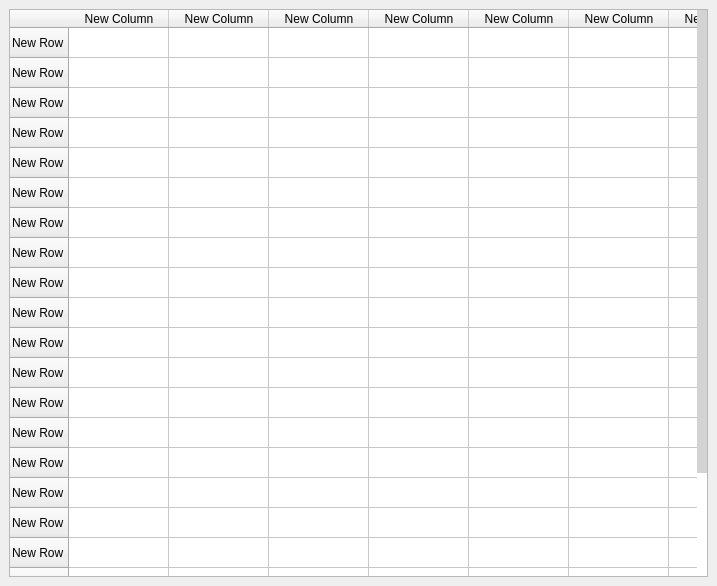
DORSA-co/MSC_Conveyor, file UIFiles/untitled.ui: the form before one commit.
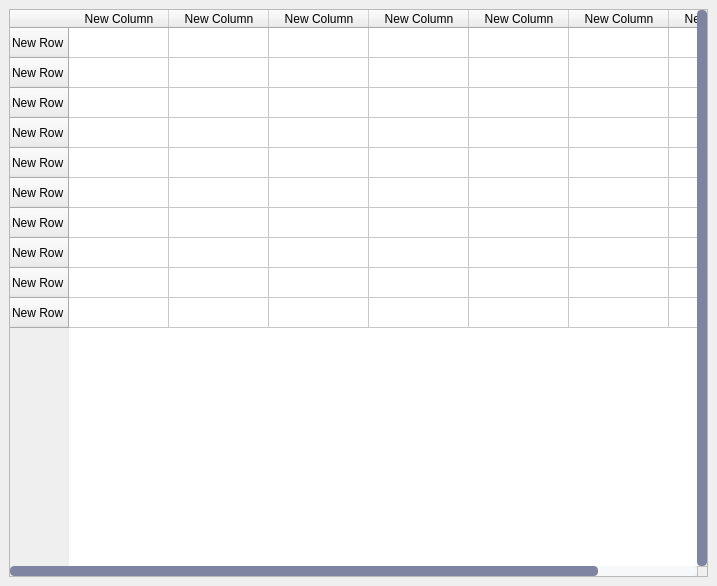
The form after the commit.

Commit message: design report page ui

```diff
--- a/UIFiles/untitled.ui
+++ b/UIFiles/untitled.ui
@@ -21,32 +21,85 @@
     <item>
      <widget class="QTableWidget" name="tableWidget">
       <property name="styleSheet">
-       <string notr="true">QScrollBar{ 
-   background: #ffffff;
-   width: 10px;
-   margin: 0px 0px 0px 0px;
+       <string notr="true">QScrollBar:vertical {
+    border: none;
+    background: #F7F8FA;
+    width: 10px;
+    border-radius: 4px;
 }
 
 QScrollBar::handle:vertical {
-    background: #d3d3d3;
-    min-height: 5px;
-	max-height: 5px;
+    background: #7E84A2;
+    min-height: 20px;
+    border-radius: 4px;
 }
 
 QScrollBar::add-line:vertical {
-    background: none;
-    height: 0px;
+    border: none;
+    background: #F7F8FA;
+    height: 20px;
     subcontrol-position: bottom;
     subcontrol-origin: margin;
 }
 
 QScrollBar::sub-line:vertical {
-    background: none;
-    height: 0px;
+    border: none;
+    background: #F7F8FA;
+    height: 20px;
     subcontrol-position: top;
     subcontrol-origin: margin;
 }
 
+QScrollBar::up-arrow:vertical, QScrollBar::down-arrow:vertical {
+    border: none;
+    width: 3px;
+    height: 3px;
+    background: transparent;
+}
+
+QScrollBar::add-page:vertical, QScrollBar::sub-page:vertical {
+    background: none;
+}
+
+QScrollBar:horizontal {
+    border: none;
+    background: #F7F8FA;
+    height: 10px;
+    border-radius: 4px;
+}
+
+QScrollBar::handle:horizontal {
+    background: #7E84A2;
+    min-width: 20px;
+    border-radius: 4px;
+}
+
+QScrollBar::add-line:horizontal {
+    border: none;
+    background: #F7F8FA;
+    width: 20px;
+    subcontrol-position: right;
+    subcontrol-origin: margin;
+}
+
+QScrollBar::sub-line:horizontal {
+    border: none;
+    background: #F7F8FA;
+    width: 20px;
+    subcontrol-position: left;
+    subcontrol-origin: margin;
+}
+
+QScrollBar::left-arrow:horizontal, QScrollBar::right-arrow:horizontal {
+    border: none;
+    width: 3px;
+    height: 3px;
+    background: transparent;
+}
+
+QScrollBar::add-page:horizontal, QScrollBar::sub-page:horizontal {
+    background: none;
+}
 </string>
       </property>
       <property name="verticalScrollBarPolicy">
@@ -105,131 +158,6 @@
         <string>New Row</string>
        </property>
       </row>
-      <row>
-       <property name="text">
-        <string>New Row</string>
-       </property>
-      </row>
-      <row>
-       <property name="text">
-        <string>New Row</string>
-       </property>
-      </row>
-      <row>
-       <property name="text">
-        <string>New Row</string>
-       </property>
-      </row>
-      <row>
-       <property name="text">
-        <string>New Row</string>
-       </property>
-      </row>
-      <row>
-       <property name="text">
-        <string>New Row</string>
-       </property>
-      </row>
-      <row>
-       <property name="text">
-        <string>New Row</string>
-       </property>
-      </row>
-      <row>
-       <property name="text">
-        <string>New Row</string>
-       </property>
-      </row>
-      <row>
-       <property name="text">
-        <string>New Row</string>
-       </property>
-      </row>
-      <row>
-       <property name="text">
-        <string>New Row</string>
-       </property>
-      </row>
-      <row>
-       <property name="text">
-        <string>New Row</string>
-       </property>
-      </row>
-      <row>
-       <property name="text">
-        <string>New Row</string>
-       </property>
-      </row>
-      <row>
-       <property name="text">
-        <string>New Row</string>
-       </property>
-      </row>
-      <column>
-       <property name="text">
-        <string>New Column</string>
-       </property>
-      </column>
-      <column>
-       <property name="text">
-        <string>New Column</string>
-       </property>
-      </column>
-      <column>
-       <property name="text">
-        <string>New Column</string>
-       </property>
-      </column>
-      <column>
-       <property name="text">
-        <string>New Column</string>
-       </property>
-      </column>
-      <column>
-       <property name="text">
-        <string>New Column</string>
-       </property>
-      </column>
-      <column>
-       <property name="text">
-        <string>New Column</string>
-       </property>
-      </column>
-      <column>
-       <property name="text">
-        <string>New Column</string>
-       </property>
-      </column>
-      <column>
-       <property name="text">
-        <string>New Column</string>
-       </property>
-      </column>
-      <column>
-       <property name="text">
-        <string>New Column</string>
-       </property>
-      </column>
-      <column>
-       <property name="text">
-        <string>New Column</string>
-       </property>
-      </column>
-      <column>
-       <property name="text">
-        <string>New Column</string>
-       </property>
-      </column>
-      <column>
-       <property name="text">
-        <string>New Column</string>
-       </property>
-      </column>
-      <column>
-       <property name="text">
-        <string>New Column</string>
-       </property>
-      </column>
       <column>
        <property name="text">
         <string>New Column</string>
```
The commit also changes 285 other files.
